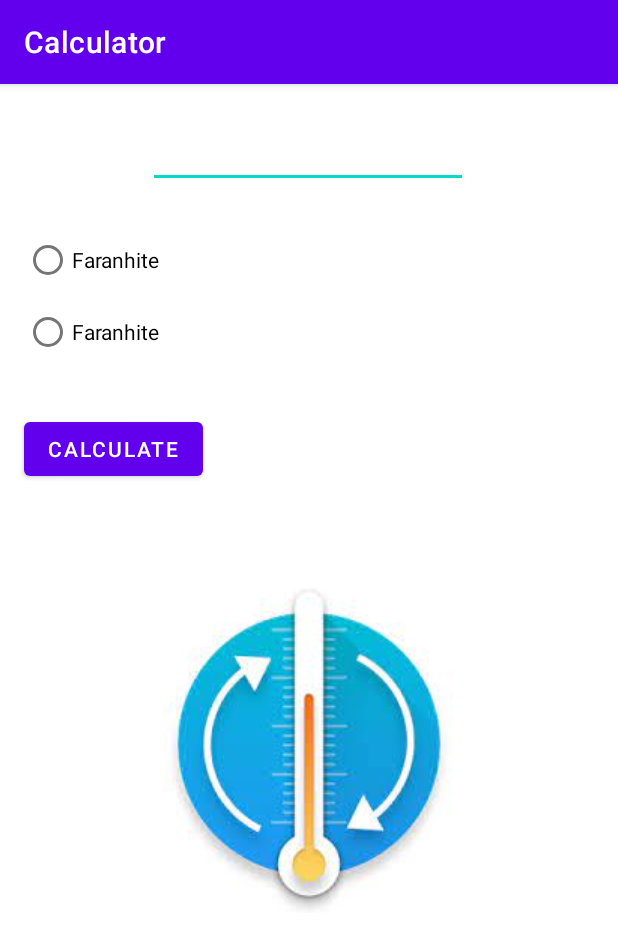
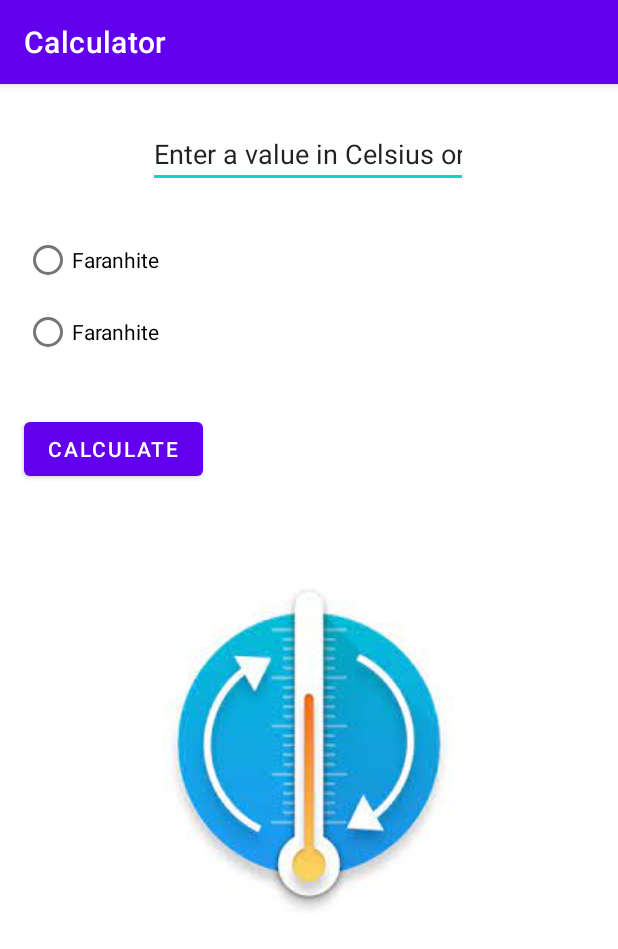
Before and after one commit to danushka9999/TEMPERATURE-CALCULATOR-ANDROID-APP, an Android app: the screen it shows after launch (MainActivity), on a phone screen of 412 x 824 dp. Shown: the top 949 px of the screen. Run offline under Robolectric (Android 15) with nearby library versions, the phone set to English and light mode, and no system bars.

Commit message:
final code

```diff
--- a/app/src/main/java/com/example/calculator/MainActivity.java
+++ b/app/src/main/java/com/example/calculator/MainActivity.java
@@ -3,12 +3,71 @@ package com.example.calculator;
 import androidx.appcompat.app.AppCompatActivity;
 
 import android.os.Bundle;
+import android.text.TextUtils;
+import android.view.View;
+import android.widget.Button;
+import android.widget.EditText;
+import android.widget.RadioButton;
+import android.widget.TextView;
+import android.widget.Toast;
 
 public class MainActivity extends AppCompatActivity {
+    EditText et_value;
+    RadioButton btn_celsius;
+    RadioButton btn_faranhite;
+    Button btn_calculate;
+    TextView et_final;
 
     @Override
     protected void onCreate(Bundle savedInstanceState) {
         super.onCreate(savedInstanceState);
         setContentView(R.layout.activity_main);
+
+        et_value = findViewById(R.id.et_value);
+        btn_celsius = findViewById(R.id.btn_celsius);
+        btn_faranhite = findViewById(R.id.btn_faranhite);
+        btn_calculate = findViewById(R.id.btn_calculate);
+        et_final = findViewById(R.id.et_final);
+
+
     }
+
+    @Override
+    protected void onResume() {
+        super.onResume();
+        btn_calculate.setOnClickListener(new View.OnClickListener() {
+            @Override
+            public void onClick(View view) {
+
+                calculateAnswer();
+            }
+        });
+    }
+    private void calculateAnswer(){
+        Calculation calculation = new Calculation();
+        String temp_value = et_value.getText().toString();
+
+        if(TextUtils.isEmpty(temp_value)){
+            Toast.makeText(this, "Please enter a temperature value", Toast.LENGTH_LONG).show();
+            temp_value = "0.0";
+            et_final.setText(temp_value);
+        }
+        else{
+            try{
+                float temp = Float.parseFloat(temp_value);
+
+                if(btn_celsius.isChecked()){
+                    temp = calculation.convertCelciusToFahrenheit(temp);
+                }else if(btn_faranhite.isChecked()){
+                    temp = calculation.convertFahrenheitToCelcius(temp);
+                }else{
+                    Toast.makeText( this, "Select Radio", Toast.LENGTH_LONG).show();
+                    temp = 0.0f;
+                }
+                et_final.setText(new Float(temp).toString());
+            }catch(NullPointerException e){}
+        }
+    }
+
+
 }
--- a/app/src/main/res/values/strings.xml
+++ b/app/src/main/res/values/strings.xml
@@ -2,7 +2,7 @@
     <string name="app_name">Calculator</string>
     <string name="btn_celsius">Celsius</string>
     <string name="btn_faranhite">Faranhite</string>
-    <string name="et_value" />
+    <string name="et_value">Enter a value in Celsius or Faranhite</string>
     <string name="btn_calculate">Calculate</string>
     <string name="et_final" />
 </resources>
```
